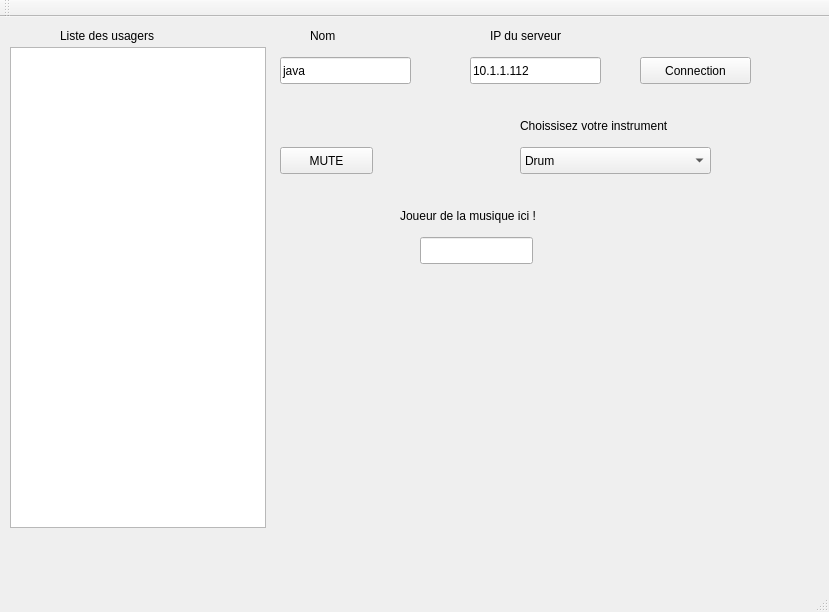
Before: the Qt Designer form radio_jam_client.ui in MrMelick-lab/CLL-RadioJam, drawn with Qt 5.
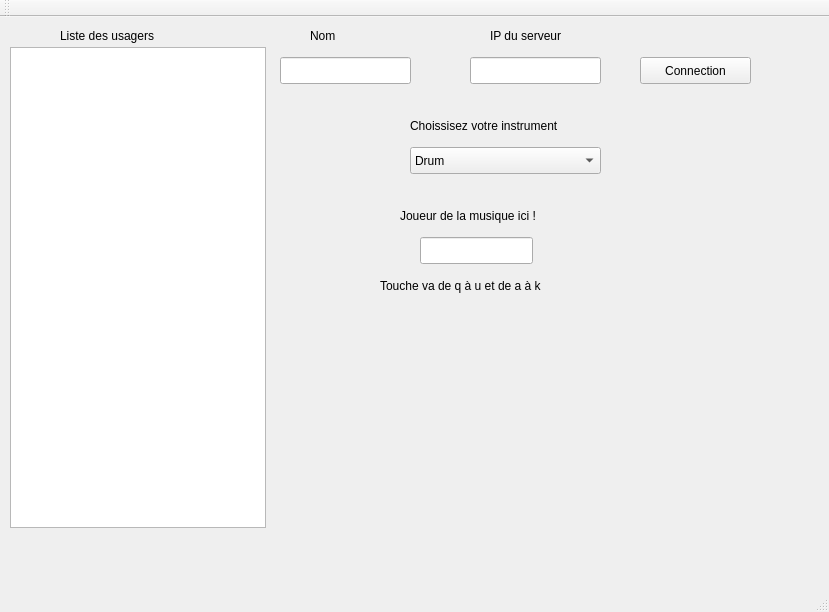
After: the same form once the commit is applied.

```diff
--- a/radio_jam_client.ui
+++ b/radio_jam_client.ui
@@ -24,23 +24,10 @@
      </rect>
     </property>
    </widget>
-   <widget class="QPushButton" name="pbMUTE">
-    <property name="geometry">
-     <rect>
-      <x>280</x>
-      <y>130</y>
-      <width>93</width>
-      <height>27</height>
-     </rect>
-    </property>
-    <property name="text">
-     <string>MUTE</string>
-    </property>
-   </widget>
    <widget class="QComboBox" name="cboInstrument">
     <property name="geometry">
      <rect>
-      <x>520</x>
+      <x>410</x>
       <y>130</y>
       <width>191</width>
       <height>27</height>
@@ -67,7 +54,7 @@
      </rect>
     </property>
     <property name="text">
-     <string>java</string>
+     <string/>
     </property>
    </widget>
    <widget class="QPushButton" name="btnConnection">
@@ -129,7 +116,7 @@
      </rect>
     </property>
     <property name="text">
-     <string>10.1.1.112</string>
+     <string/>
     </property>
    </widget>
    <widget class="QLabel" name="lblIP">
@@ -148,7 +135,7 @@
    <widget class="QLabel" name="lblInstrument">
     <property name="geometry">
      <rect>
-      <x>520</x>
+      <x>410</x>
       <y>100</y>
       <width>191</width>
       <height>17</height>
@@ -171,6 +158,19 @@
      <string>Liste des usagers</string>
     </property>
    </widget>
+   <widget class="QLabel" name="lblExplication">
+    <property name="geometry">
+     <rect>
+      <x>380</x>
+      <y>260</y>
+      <width>201</width>
+      <height>17</height>
+     </rect>
+    </property>
+    <property name="text">
+     <string>Touche va de q à u et de a à k</string>
+    </property>
+   </widget>
   </widget>
   <widget class="QMenuBar" name="menuBar">
    <property name="geometry">
```
